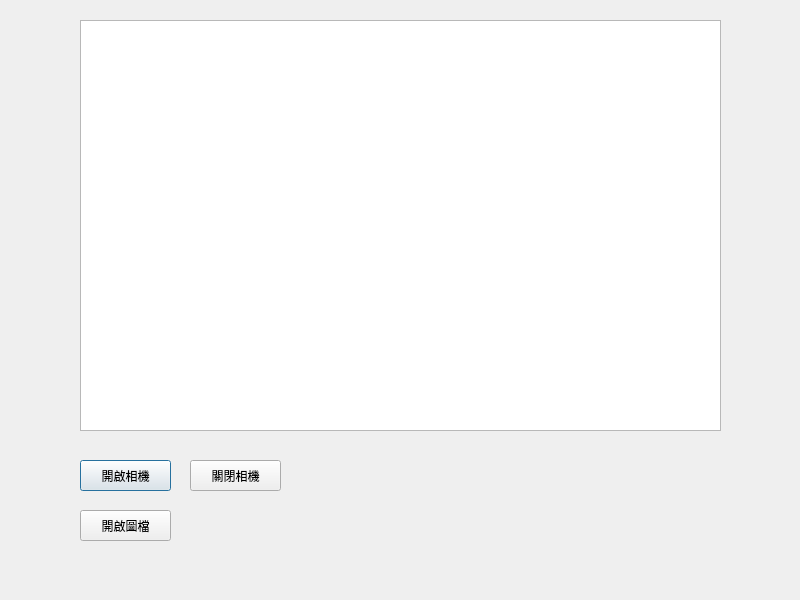
Above: mainwindow.ui from HANKSIE/QT_test before the change. Below: the same form after it.
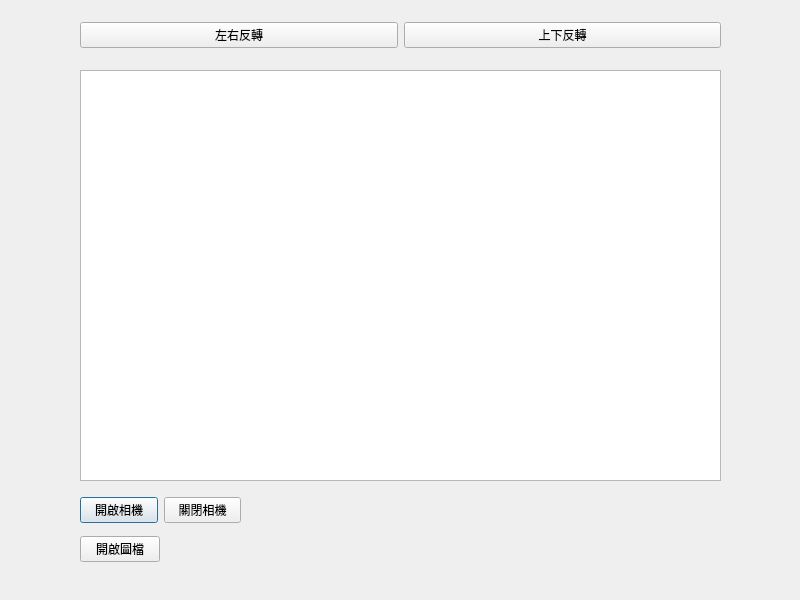
That is the form after the change.

```diff
--- a/mainwindow.ui
+++ b/mainwindow.ui
@@ -17,50 +17,91 @@
    <property name="geometry">
     <rect>
      <x>80</x>
-     <y>20</y>
+     <y>70</y>
      <width>641</width>
      <height>411</height>
     </rect>
    </property>
   </widget>
-  <widget class="QPushButton" name="open_camera_btn">
+  <widget class="QWidget" name="verticalLayoutWidget">
    <property name="geometry">
     <rect>
      <x>80</x>
-     <y>460</y>
-     <width>91</width>
-     <height>31</height>
+     <y>490</y>
+     <width>161</width>
+     <height>80</height>
     </rect>
    </property>
-   <property name="text">
-    <string>開啟相機</string>
-   </property>
+   <layout class="QVBoxLayout" name="verticalLayout">
+    <item>
+     <layout class="QHBoxLayout" name="horizontalLayout">
+      <item>
+       <widget class="QPushButton" name="open_camera_btn">
+        <property name="text">
+         <string>開啟相機</string>
+        </property>
+       </widget>
+      </item>
+      <item>
+       <widget class="QPushButton" name="close_camera_btn">
+        <property name="text">
+         <string>關閉相機</string>
+        </property>
+       </widget>
+      </item>
+     </layout>
+    </item>
+    <item>
+     <layout class="QHBoxLayout" name="horizontalLayout_2">
+      <item>
+       <widget class="QPushButton" name="open_img_btn">
+        <property name="text">
+         <string>開啟圖檔</string>
+        </property>
+       </widget>
+      </item>
+      <item>
+       <spacer name="horizontalSpacer">
+        <property name="orientation">
+         <enum>Qt::Horizontal</enum>
+        </property>
+        <property name="sizeHint" stdset="0">
+         <size>
+          <width>40</width>
+          <height>20</height>
+         </size>
+        </property>
+       </spacer>
+      </item>
+     </layout>
+    </item>
+   </layout>
   </widget>
-  <widget class="QPushButton" name="close_camera_btn">
+  <widget class="QWidget" name="horizontalLayoutWidget_3">
    <property name="geometry">
     <rect>
-     <x>190</x>
-     <y>460</y>
-     <width>91</width>
-     <height>31</height>
-    </rect>
-   </property>
-   <property name="text">
-    <string>關閉相機</string>
-   </property>
-  </widget>
-  <widget class="QPushButton" name="open_img_btn">
-   <property name="geometry">
-    <rect>
      <x>80</x>
-     <y>510</y>
-     <width>91</width>
-     <height>31</height>
+     <y>10</y>
+     <width>641</width>
+     <height>51</height>
     </rect>
    </property>
-   <property name="text">
-    <string>開啟圖檔</string>
-   </property>
+   <layout class="QHBoxLayout" name="horizontalLayout_3">
+    <item>
+     <widget class="QPushButton" name="reverseH">
+      <property name="text">
+       <string>左右反轉</string>
+      </property>
+     </widget>
+    </item>
+    <item>
+     <widget class="QPushButton" name="reverseV">
+      <property name="text">
+       <string>上下反轉</string>
+      </property>
+     </widget>
+    </item>
+   </layout>
   </widget>
  </widget>
  <resources/>
```
